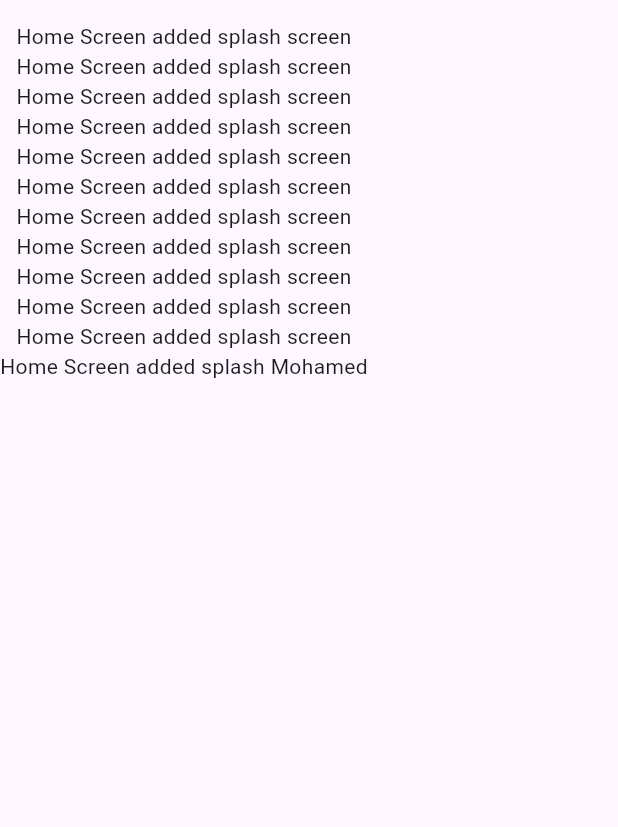
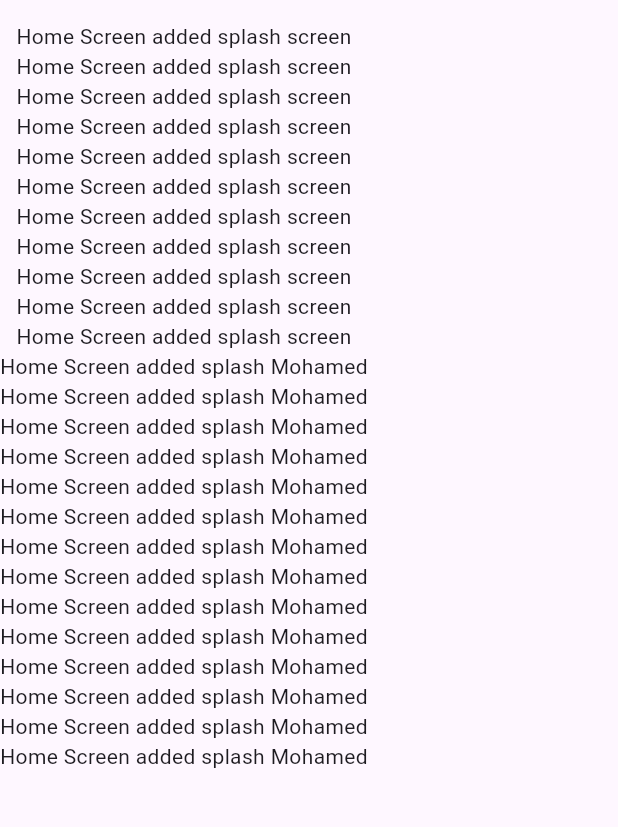
Before and after one commit to Mohamed-Essam-Mohamed/git, a Flutter app: the screen it shows after launch, on a phone screen of 412 x 824 dp, the part 63-890 px from its top. Run offline on Flutter 3.47's test engine with Material 3 defaults, Android fonts, the phone set to English and light mode, and no system bars.

Commit message:
added test

```diff
--- a/lib/main.dart
+++ b/lib/main.dart
@@ -42,6 +42,19 @@ class HomeScreen extends StatelessWidget {
           Text('Home Screen added splash screen'),
           Text('Home Screen added splash screen'),
           Text('Home Screen added splash Mohamed'),
+          Text('Home Screen added splash Mohamed'),
+          Text('Home Screen added splash Mohamed'),
+          Text('Home Screen added splash Mohamed'),
+          Text('Home Screen added splash Mohamed'),
+          Text('Home Screen added splash Mohamed'),
+          Text('Home Screen added splash Mohamed'),
+          Text('Home Screen added splash Mohamed'),
+          Text('Home Screen added splash Mohamed'),
+          Text('Home Screen added splash Mohamed'),
+          Text('Home Screen added splash Mohamed'),
+          Text('Home Screen added splash Mohamed'),
+          Text('Home Screen added splash Mohamed'),
+          Text('Home Screen added splash Mohamed'),
         ],
       ),
     );
```
